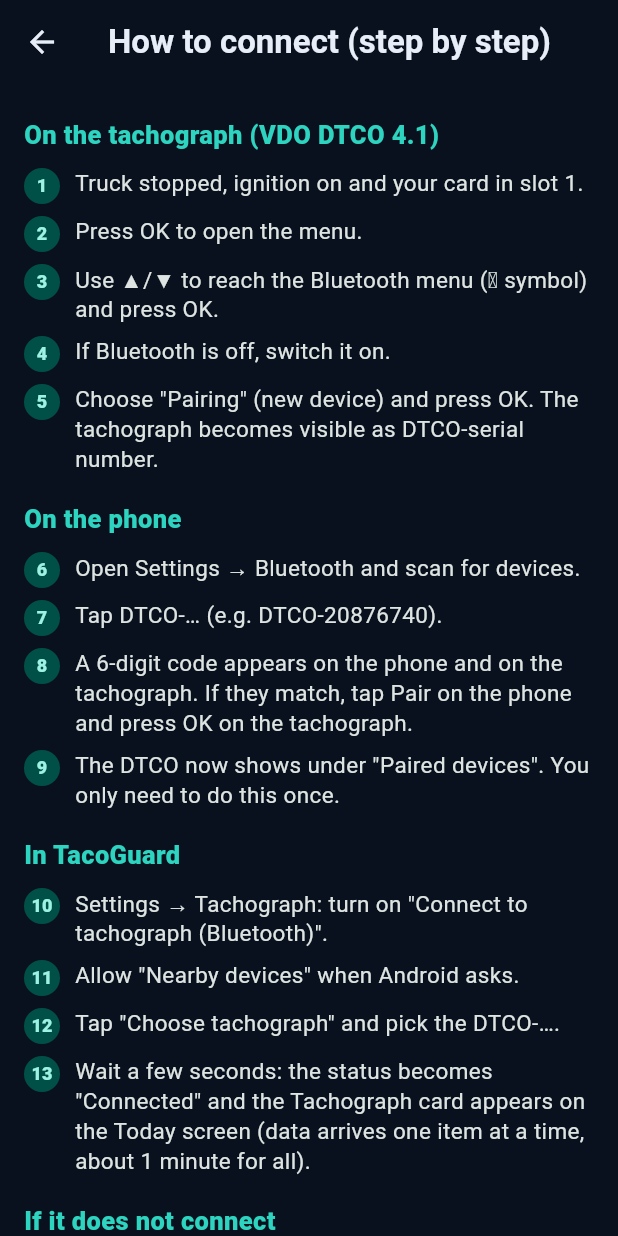
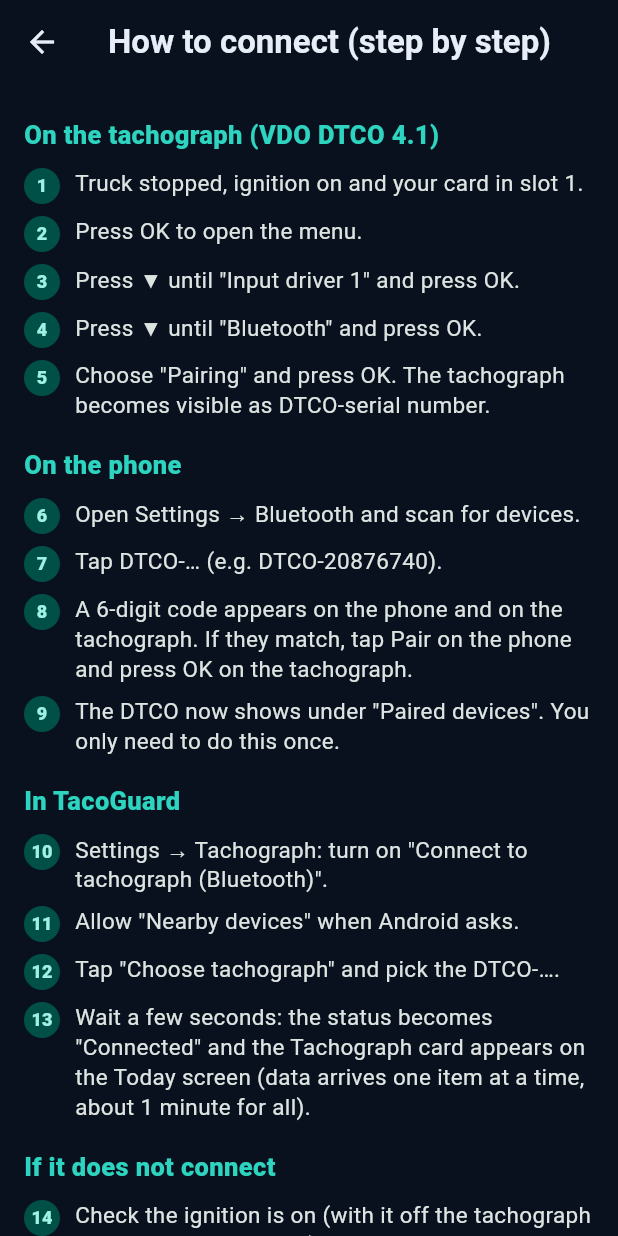
Before and after one commit to tecsattv-gif/TacoGuard, a Flutter app: the TachoHelpPage screen opened directly, on a phone screen of 412 x 824 dp. Run offline on Flutter 3.47's test engine with Material 3 defaults, Android fonts, the phone set to English and light mode, and no system bars; our stand-ins replace file_picker, flutter_tts, geolocator, open_filex, package_info_plus, pdf and 2 more; missing offline and left inert: android_intent_plus, flutter_overlay_window; accounts and stored records are empty; network calls fail.

Commit message:
1.12.1: tutorial com o caminho real do DTCO (Entrada condutor 1 → Bluetooth → Emparelhamento)
Co-Authored-By: Claude Opus 5.5 <noreply@anthropic.com>
Claude-Session: https://claude.ai/code/session_01Dghr6wNKxsXXBDsgbnRJ7d

```diff
--- a/lib/tacho_page.dart
+++ b/lib/tacho_page.dart
@@ -176,9 +176,9 @@ class TachoHelpPage extends StatelessWidget {
       ('No tacógrafo (VDO DTCO 4.1)', [
         'Camião parado, ignição ligada e o seu cartão no leitor 1.',
         'Carregue em OK para abrir o menu.',
-        'Com ▲/▼ vá até ao menu Bluetooth (símbolo ᛒ) e carregue em OK.',
-        'Se o Bluetooth estiver desligado, ligue-o.',
-        'Escolha "Emparelhar" (novo aparelho) e carregue em OK. O tacógrafo fica visível com o nome DTCO-número de série.',
+        'Carregue em ▼ até "Entrada condutor 1" e carregue em OK.',
+        'Carregue em ▼ até "Bluetooth" e carregue em OK.',
+        'Escolha "Emparelhamento" e carregue em OK. O tacógrafo fica visível com o nome DTCO-número de série.',
       ]),
       ('No telemóvel', [
         'Abra Definições → Bluetooth e procure aparelhos.',
@@ -200,7 +200,7 @@ class TachoHelpPage extends StatelessWidget {
         'Em "Teste e registo" → "Partilhar registo" pode mandar o registo para análise.',
       ]),
       ('Importante', [
-        'Os nomes dos menus podem variar um pouco conforme a versão e o idioma do tacógrafo.',
+        'Caminho no DTCO 4.1 em português: OK → Entrada condutor 1 → Bluetooth → Emparelhamento. Noutros idiomas os nomes mudam.',
         'Sem ligação ao tacógrafo, o TacoGuard continua a funcionar pelo GPS como sempre.',
       ]),
     ],
@@ -208,9 +208,9 @@ class TachoHelpPage extends StatelessWidget {
       ('On the tachograph (VDO DTCO 4.1)', [
         'Truck stopped, ignition on and your card in slot 1.',
         'Press OK to open the menu.',
-        'Use ▲/▼ to reach the Bluetooth menu (ᛒ symbol) and press OK.',
-        'If Bluetooth is off, switch it on.',
-        'Choose "Pairing" (new device) and press OK. The tachograph becomes visible as DTCO-serial number.',
+        'Press ▼ until "Input driver 1" and press OK.',
+        'Press ▼ until "Bluetooth" and press OK.',
+        'Choose "Pairing" and press OK. The tachograph becomes visible as DTCO-serial number.',
       ]),
       ('On the phone', [
         'Open Settings → Bluetooth and scan for devices.',
@@ -232,7 +232,7 @@ class TachoHelpPage extends StatelessWidget {
         'In "Test and log" → "Share log" you can send the log for analysis.',
       ]),
       ('Important', [
-        'Menu names may vary slightly with the tachograph version and language.',
+        'Path on the DTCO 4.1: OK → Input driver 1 → Bluetooth → Pairing. Names change with the tachograph language.',
         'Without a tachograph connection, TacoGuard keeps working by GPS as always.',
       ]),
     ],
@@ -240,9 +240,9 @@ class TachoHelpPage extends StatelessWidget {
       ('En el tacógrafo (VDO DTCO 4.1)', [
         'Camión parado, contacto puesto y su tarjeta en la ranura 1.',
         'Pulse OK para abrir el menú.',
-        'Con ▲/▼ vaya al menú Bluetooth (símbolo ᛒ) y pulse OK.',
-        'Si el Bluetooth está apagado, enciéndalo.',
-        'Elija "Emparejar" (nuevo dispositivo) y pulse OK. El tacógrafo queda visible como DTCO-número de serie.',
+        'Pulse ▼ hasta "Entrada conductor 1" y pulse OK.',
+        'Pulse ▼ hasta "Bluetooth" y pulse OK.',
+        'Elija "Emparejamiento" y pulse OK. El tacógrafo queda visible como DTCO-número de serie.',
       ]),
       ('En el móvil', [
         'Abra Ajustes → Bluetooth y busque dispositivos.',
@@ -264,7 +264,7 @@ class TachoHelpPage extends StatelessWidget {
         'En "Prueba y registro" → "Compartir registro" puede enviar el registro para análisis.',
       ]),
       ('Importante', [
-        'Los nombres de los menús pueden variar algo según la versión y el idioma del tacógrafo.',
+        'Ruta en el DTCO 4.1: OK → Entrada conductor 1 → Bluetooth → Emparejamiento. Los nombres cambian según el idioma del tacógrafo.',
         'Sin conexión al tacógrafo, TacoGuard sigue funcionando por GPS como siempre.',
       ]),
     ],
@@ -272,9 +272,9 @@ class TachoHelpPage extends StatelessWidget {
       ('Sur le chronotachygraphe (VDO DTCO 4.1)', [
         'Camion à l\'arrêt, contact mis et votre carte dans le lecteur 1.',
         'Appuyez sur OK pour ouvrir le menu.',
-        'Avec ▲/▼ allez au menu Bluetooth (symbole ᛒ) et appuyez sur OK.',
-        'Si le Bluetooth est désactivé, activez-le.',
-        'Choisissez « Appairer » (nouvel appareil) et appuyez sur OK. Le tachygraphe devient visible sous le nom DTCO-numéro de série.',
+        'Appuyez sur ▼ jusqu\'à « Saisie conducteur 1 » et appuyez sur OK.',
+        'Appuyez sur ▼ jusqu\'à « Bluetooth » et appuyez sur OK.',
+        'Choisissez « Appairage » et appuyez sur OK. Le tachygraphe devient visible sous le nom DTCO-numéro de série.',
       ]),
       ('Sur le téléphone', [
         'Ouvrez Paramètres → Bluetooth et recherchez les appareils.',
@@ -296,7 +296,7 @@ class TachoHelpPage extends StatelessWidget {
         'Dans « Test et journal » → « Partager le journal » vous pouvez envoyer le journal pour analyse.',
       ]),
       ('Important', [
-        'Les noms des menus peuvent varier selon la version et la langue du tachygraphe.',
+        'Chemin sur le DTCO 4.1 : OK → Saisie conducteur 1 → Bluetooth → Appairage. Les noms changent selon la langue du tachygraphe.',
         'Sans connexion au tachygraphe, TacoGuard continue de fonctionner par GPS comme toujours.',
       ]),
     ],
--- a/pubspec.yaml
+++ b/pubspec.yaml
@@ -1,7 +1,7 @@
 name: tacoguard
 description: TacoGuard - controle da jornada do motorista pela lei do tacógrafo (CE 561/2006).
 publish_to: 'none'
-version: 1.12.0+62
+version: 1.12.1+63
 
 environment:
   sdk: '>=3.4.0 <4.0.0'
```
Also changed, not shown: 1 other file.
